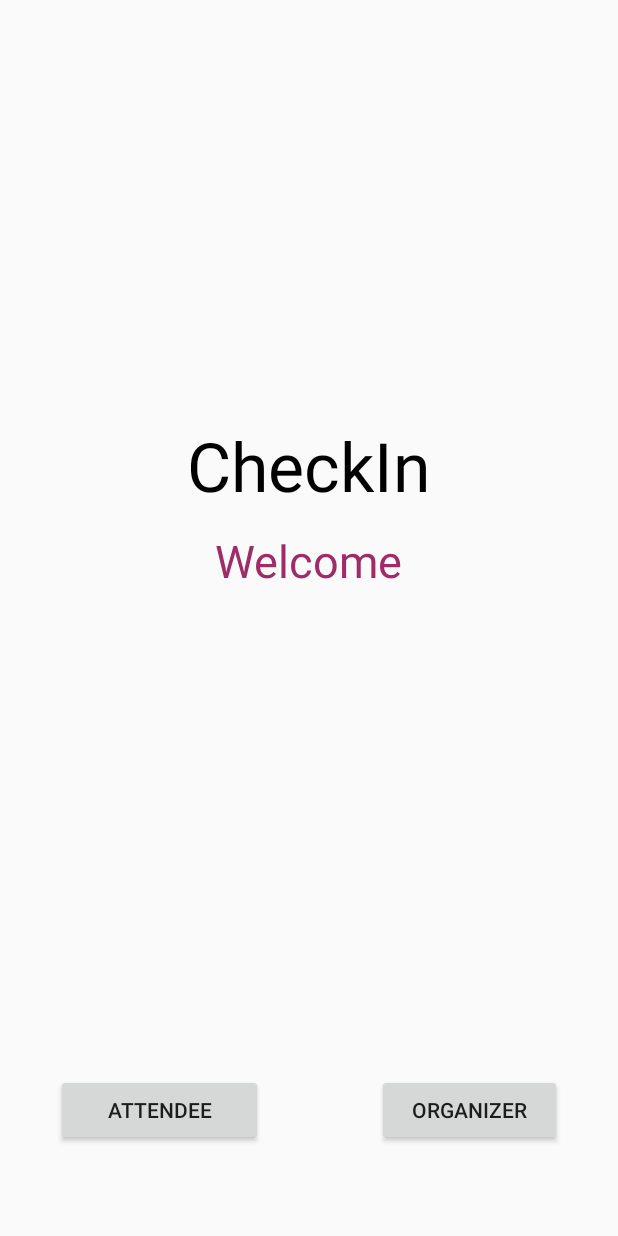
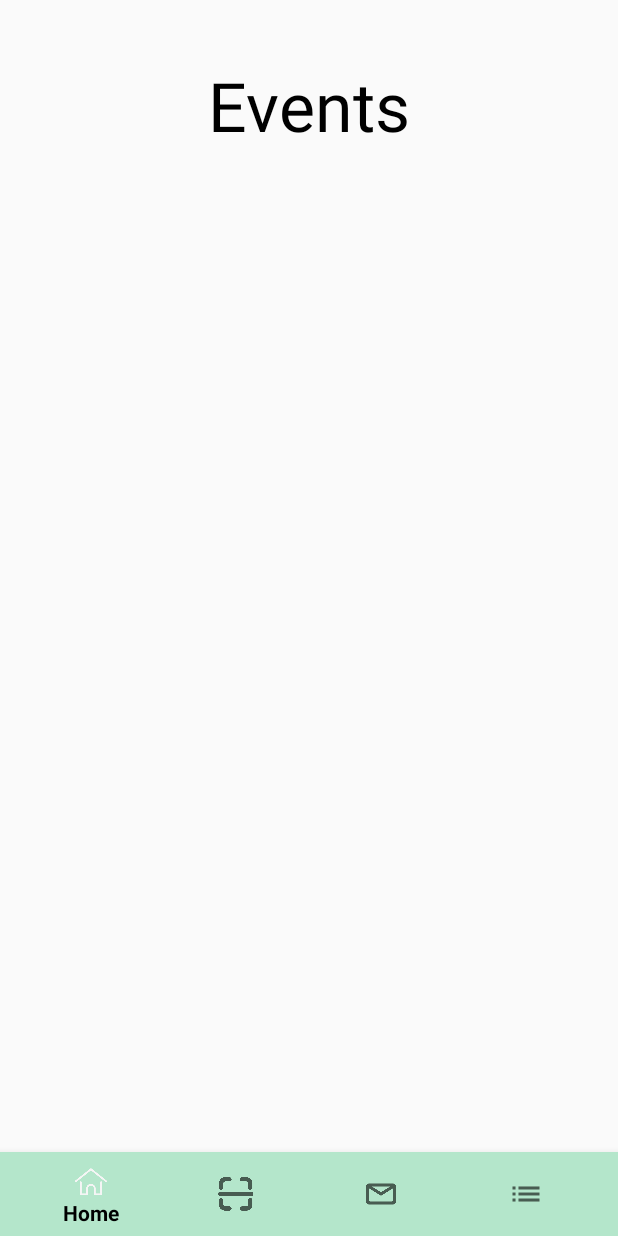
Before and after one commit to CMPUT301W24T23/Checkin, an Android app: the screen it shows after launch (MainActivity before the commit, OrganizerView after it), after a tap on "ORGANIZER", on a phone screen of 412 x 824 dp. Run offline under Robolectric (Android 15) with nearby library versions, the phone set to English and light mode, and no system bars.

Commit message:
Added Navigation Bar and created activities for Attendee View and the Organizer View

```diff
--- a/app/src/main/AndroidManifest.xml
+++ b/app/src/main/AndroidManifest.xml
@@ -13,6 +13,12 @@
         android:theme="@style/Theme.Checkin"
         tools:targetApi="31">
         <activity
+            android:name=".AttendeeView"
+            android:exported="false" />
+        <activity
+            android:name=".OrganizerView"
+            android:exported="false" />
+        <activity
             android:name=".MainActivity"
             android:exported="true">
             <intent-filter>
--- a/app/src/main/java/com/example/checkin/MainActivity.java
+++ b/app/src/main/java/com/example/checkin/MainActivity.java
@@ -23,12 +23,11 @@ public class MainActivity extends AppCompatActivity {
         attendeebutton = findViewById(R.id.attendeebtn);
 
 
-
         attendeebutton.setOnClickListener(new View.OnClickListener() {
             @Override
             public void onClick(View view) {
-                // add new fragment
-
+                Intent intent = new Intent(getApplicationContext(), AttendeeView.class);
+                startActivity(intent);
             }
         });
 
@@ -36,7 +35,8 @@ public class MainActivity extends AppCompatActivity {
         organizerbutton.setOnClickListener(new View.OnClickListener() {
             @Override
             public void onClick(View view) {
-                // add new fragment
+                Intent intent = new Intent(getApplicationContext(), OrganizerView.class);
+                startActivity(intent);
 
             }
         });
--- /dev/null
+++ b/app/src/main/java/com/example/checkin/OrganizerFragment1.java
@@ -0,0 +1,21 @@
+package com.example.checkin;
+
+import android.os.Bundle;
+
+import androidx.fragment.app.Fragment;
+
+import android.view.LayoutInflater;
+import android.view.View;
+import android.view.ViewGroup;
+
+
+public class OrganizerFragment1 extends Fragment {
+
+
+    @Override
+    public View onCreateView(LayoutInflater inflater, ViewGroup container,
+                             Bundle savedInstanceState) {
+        // Inflate the layout for this fragment
+        return inflater.inflate(R.layout.fragment_organizer1, container, false);
+    }
+}
--- /dev/null
+++ b/app/src/main/java/com/example/checkin/OrganizerView.java
@@ -0,0 +1,56 @@
+package com.example.checkin;
+
+import androidx.annotation.NonNull;
+import androidx.appcompat.app.AppCompatActivity;
+
+import android.content.Intent;
+import android.os.Bundle;
+import android.view.MenuItem;
+
+import com.google.android.material.bottomnavigation.BottomNavigationView;
+import com.google.android.material.navigation.NavigationBarView;
+
+public class OrganizerView extends AppCompatActivity {
+
+    @Override
+    protected void onCreate(Bundle savedInstanceState) {
+        super.onCreate(savedInstanceState);
+        setContentView(R.layout.activity_organizer_view);
+
+        // URL: https://www.geeksforgeeks.org/how-to-implement-bottom-navigation-with-activities-in-android/
+        BottomNavigationView bottomnav = findViewById(R.id.bottomnavbar);
+        bottomnav.setSelectedItemId(R.id.home);
+
+
+        OrganizerFragment1 org_frag1= new OrganizerFragment1();
+        getSupportFragmentManager()
+                .beginTransaction()
+                .replace(R.id.org_view, org_frag1)
+                .commit();
+        bottomnav.setOnItemSelectedListener(new NavigationBarView.OnItemSelectedListener() {
+            @Override
+            public boolean onNavigationItemSelected(@NonNull MenuItem item) {
+
+                if (item.getItemId() == R.id.home){
+
+                    //implement
+                    getSupportFragmentManager()
+                            .beginTransaction()
+                            .replace(R.id.org_view, org_frag1)
+                            .commit();
+                }
+                else if (item.getItemId() == R.id.qrcodes){
+                    // implement
+                }
+                else if (item.getItemId() == R.id.messages){
+                    //implement
+                }
+                else if (item.getItemId() == R.id.attendees){
+                   //implement
+                }
+                return false;
+            }
+        });
+
+    }
+}
--- a/app/src/main/res/layout/activity_main.xml
+++ b/app/src/main/res/layout/activity_main.xml
@@ -6,11 +6,7 @@
     tools:context=".MainActivity">
 
 
-    <FrameLayout
-        android:layout_width="match_parent"
-        android:layout_height="0dp"
-        android:id="@+id/fragment_loc"
-        />
+
 
     <TextView
         android:id="@+id/checkin_text"
--- /dev/null
+++ b/app/src/main/res/layout/activity_organizer_view.xml
@@ -0,0 +1,31 @@
+<?xml version="1.0" encoding="utf-8"?>
+<RelativeLayout xmlns:android="http://schemas.android.com/apk/res/android"
+    xmlns:app="http://schemas.android.com/apk/res-auto"
+    xmlns:tools="http://schemas.android.com/tools"
+    android:layout_width="match_parent"
+    android:layout_height="match_parent"
+    tools:context=".MainActivity"
+    >
+
+    <FrameLayout
+        android:id="@+id/org_view"
+        android:layout_width="match_parent"
+        android:layout_height="match_parent"
+        android:layout_above="@+id/bottomnavbar"
+         />
+
+
+
+
+    <com.google.android.material.bottomnavigation.BottomNavigationView
+        android:id="@+id/bottomnavbar"
+        android:layout_width="match_parent"
+        android:layout_height="wrap_content"
+        android:layout_alignParentBottom="true"
+        android:layout_marginBottom="0dp"
+        app:itemBackground="@color/teal"
+        android:background="@color/teal"
+        app:itemTextColor="@color/black"
+        app:menu="@menu/organizermenu" />
+
+</RelativeLayout>
--- /dev/null
+++ b/app/src/main/res/layout/fragment_organizer1.xml
@@ -0,0 +1,22 @@
+<?xml version="1.0" encoding="utf-8"?>
+<RelativeLayout xmlns:android="http://schemas.android.com/apk/res/android"
+    xmlns:tools="http://schemas.android.com/tools"
+    android:layout_width="match_parent"
+    android:layout_height="match_parent"
+    tools:context=".OrganizerFragment1">
+
+
+    <TextView
+        android:id="@+id/eventpage_text"
+        android:layout_width="wrap_content"
+        android:layout_height="wrap_content"
+        android:text="Events"
+        android:layout_centerHorizontal="true"
+        android:textColor="@color/black"
+        android:layout_marginTop="40dp"
+        android:textSize="45dp"
+         />
+
+
+
+</RelativeLayout>
```
Also changed, not shown: app/src/main/java/com/example/checkin/AttendeeFragment1.java (added, +20 -0 lines), app/src/main/java/com/example/checkin/AttendeeView.java (added, +54 -0 lines), app/src/main/res/layout/activity_attenndee_view.xml (added, +29 -0 lines), app/src/main/res/layout/fragment_attendee1.xml (added, +18 -0 lines).
